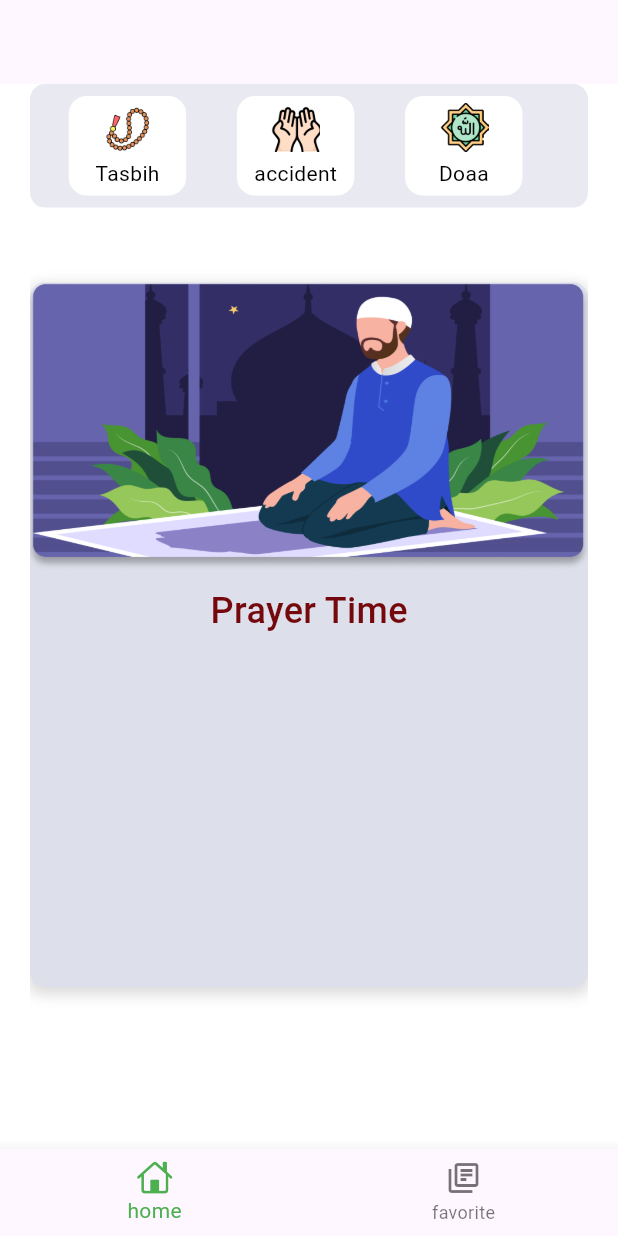
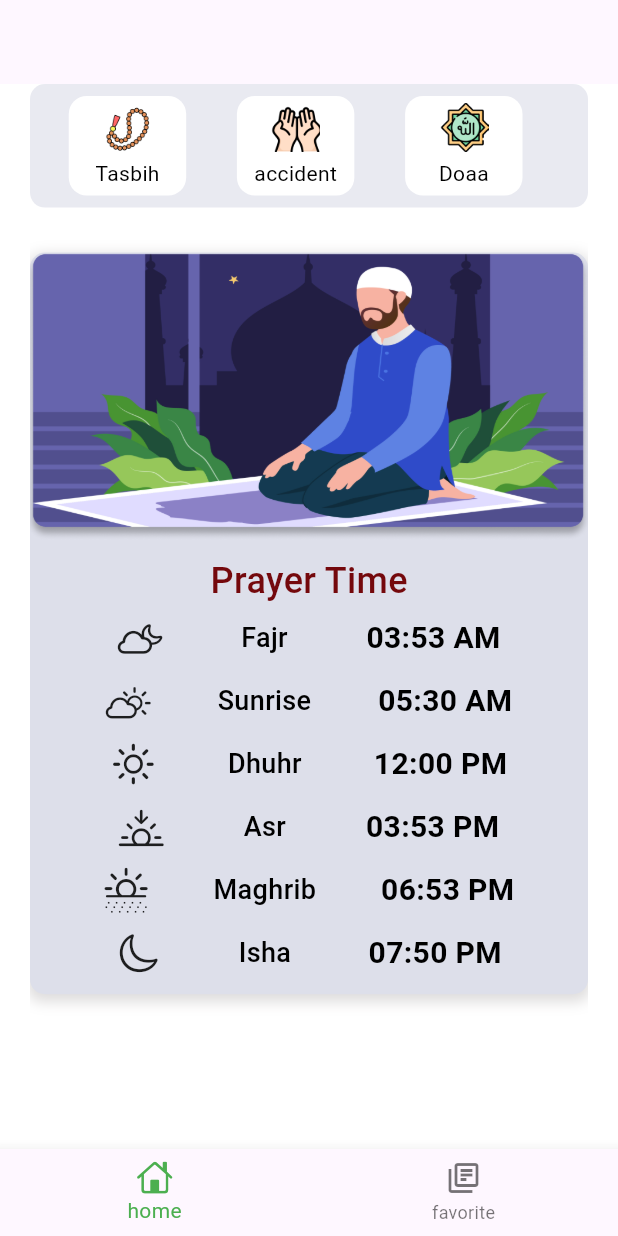
Before and after one commit to Khaled112003/islami, a Flutter app: the screen it shows after launch, on a phone screen of 412 x 824 dp. Run offline on Flutter 3.47's test engine with Material 3 defaults, Android fonts, the light colour scheme and no system bars; our stand-ins replace device_preview, go_router.

Commit message:
prayer time ui done

```diff
--- /dev/null
+++ b/lib/Features/home/presentation/views/widgets/Adhan_time.dart
@@ -0,0 +1,31 @@
+import 'package:flutter/widgets.dart';
+
+class AdhanTime extends StatelessWidget {
+  const AdhanTime(
+      {Key? key,
+      required this.adhanname,
+      required this.icon,
+      required this.adhandate})
+      : super(key: key);
+
+  final String adhanname;
+  final IconData icon;
+  final String adhandate;
+
+  @override
+  Widget build(BuildContext context) {
+    return Padding(
+      padding: const EdgeInsets.all(6.0),
+      child: Row(
+        mainAxisAlignment: MainAxisAlignment.spaceEvenly,
+        children: [
+          Icon(icon, size: 30),
+          Text(adhanname, style: const TextStyle(fontSize: 18 ,fontWeight: FontWeight.w500)),
+          Text(adhandate,
+              style:
+                  const TextStyle(fontSize: 20, fontWeight: FontWeight.bold)),
+        ],
+      ),
+    );
+  }
+}
--- a/lib/Features/home/presentation/views/widgets/home_body.dart
+++ b/lib/Features/home/presentation/views/widgets/home_body.dart
@@ -10,7 +10,7 @@ class HomeBody extends StatelessWidget {
   Widget build(BuildContext context) {
     return const Column(children: [
       customAppbar(),
-      SizedBox(height: 50,),
+      SizedBox(height: 30,),
       PrayerTime(),
 
 
--- a/lib/Features/home/presentation/views/widgets/prayer_time.dart
+++ b/lib/Features/home/presentation/views/widgets/prayer_time.dart
@@ -1,13 +1,24 @@
 import 'package:flutter/cupertino.dart';
 import 'package:flutter/material.dart';
+import 'package:islami/Features/home/presentation/views/widgets/Adhan_time.dart';
 import 'package:islami/Features/home/presentation/views/widgets/prayer_time_img.dart';
 import 'package:islami/core/constant/my_color.dart';
 
 class PrayerTime extends StatelessWidget {
-  const PrayerTime({super.key});
+  const PrayerTime({Key? key}) : super(key: key);
 
   @override
   Widget build(BuildContext context) {
+    // Sample list of prayer times data
+    final List<Map<String, dynamic>> prayerTimes = [
+      {'name': 'Fajr', 'icon': CupertinoIcons.cloud_moon, 'time': "03:53 AM"},
+      {'name': 'Sunrise', 'icon': CupertinoIcons.cloud_sun, 'time': "05:30 AM"},
+      {'name': 'Dhuhr', 'icon': CupertinoIcons.sun_max, 'time': "12:00 PM"},
+      {'name': 'Asr', 'icon': CupertinoIcons.sunset, 'time': "03:53 PM"},
+      {'name': 'Maghrib', 'icon': CupertinoIcons.sun_dust, 'time': "06:53 PM"},
+      {'name': 'Isha', 'icon': CupertinoIcons.moon, 'time': "07:50 PM"},
+    ];
+
     return Padding(
       padding: const EdgeInsets.only(bottom: 20),
       child: Container(
@@ -19,19 +30,32 @@ class PrayerTime extends StatelessWidget {
               color: const Color.fromARGB(255, 189, 186, 186).withOpacity(0.5),
               spreadRadius: 2,
               blurRadius: 7,
-        offset: Offset(0, 3),
+              offset: const Offset(0, 3),
             ),
           ],
         ),
-
-        width:double.infinity ,
-        height: MediaQuery.of(context).size.height*0.57,
-        child: Column(mainAxisAlignment: MainAxisAlignment.start
-        , children: [
-          PrayerTimeImage()
-
-
-        ],),
+        width: double.infinity,
+        height: MediaQuery.of(context).size.height * 0.60,
+        child: Column(
+          mainAxisAlignment: MainAxisAlignment.spaceBetween,
+          children: [
+            const PrayerTimeImage(),
+            Expanded(
+              child: ListView.builder(
+                itemCount: prayerTimes.length,
+                itemBuilder: (context, index) {
+                  final prayer = prayerTimes[index];
+                  return AdhanTime(
+                    adhanname: prayer['name'],
+                    icon: prayer['icon'],
+                    adhandate: prayer['time'],
+                  );
+                },
+              ),
+            ),
+            const SizedBox(height: 10),
+          ],
+        ),
       ),
     );
   }
```
Lines whose indentation alone changed are shown as unchanged.
